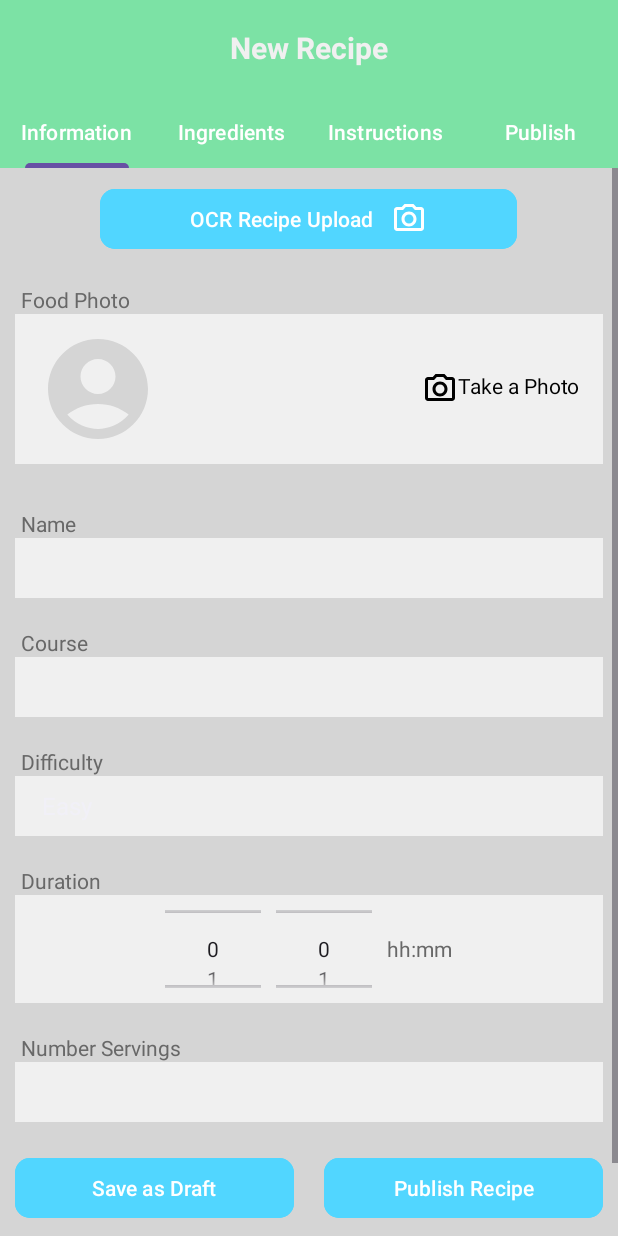
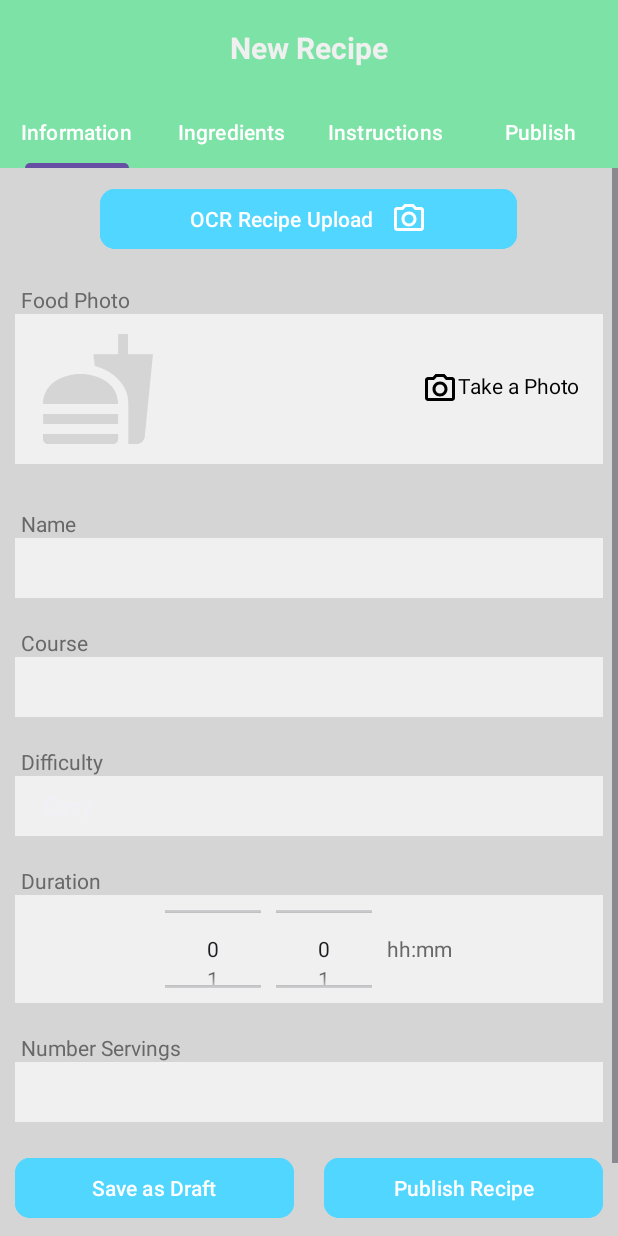
Before and after one commit to MichaelKwan34/COOKED, an Android app: the NewRecipeActivity screen opened directly, with no data from a screen before it, on a phone screen of 412 x 824 dp. Run offline under Robolectric (Android 15) with nearby library versions, the phone set to English and light mode, and no system bars; our stand-ins replace Firebase (no records; nobody signed in at launch, a user with empty details on screens opened directly); pictures from the network do not load.

```diff
--- a/app/src/main/AndroidManifest.xml
+++ b/app/src/main/AndroidManifest.xml
@@ -40,9 +40,7 @@
 
         <activity android:name=".NewRecipeActivity" android:exported="false"/>
         <activity android:name=".AddIngredientActivity" android:exported="false"/>
-
-        <activity android:name=".NewRecipeActivity" android:exported="false"/>
-        <activity android:name=".AddIngredientActivity" android:exported="false"/>
+        <activity android:name=".AddInstructionActivity" android:exported="false"/>
 
     </application>
 
--- a/app/src/main/java/com/group34/cooked/AddIngredientActivity.kt
+++ b/app/src/main/java/com/group34/cooked/AddIngredientActivity.kt
@@ -12,6 +12,7 @@ import androidx.appcompat.app.AppCompatActivity
 import com.group34.cooked.models.Ingredient
 import com.group34.cooked.models.Measurement
 import com.group34.cooked.models.MeasurementUnit
+import com.group34.cooked.models.MeasurementUnit.Companion.getFullName
 
 class AddIngredientActivity : AppCompatActivity(R.layout.activity_add_ingredient)  {
 
@@ -36,7 +37,7 @@ class AddIngredientActivity : AppCompatActivity(R.layout.activity_add_ingredient
             val name = etName.text.toString().trim()
             val quantity = etQuantity.text.toString().toDoubleOrNull() ?: 0.0
 
-            val measurementUnit = MeasurementUnit.entries.find { it.fullName == selectUnit }?: MeasurementUnit.WHOLE
+            val measurementUnit = MeasurementUnit.entries.find { getFullName(it) == selectUnit }?: MeasurementUnit.WHOLE
             val measureName = measurementUnit.label
             val measureUnit = measurementUnit.unit
             val unit = Measurement(measureName, measureUnit)
@@ -71,7 +72,7 @@ class AddIngredientActivity : AppCompatActivity(R.layout.activity_add_ingredient
     }
 
     private fun initMeasurementSpinner() {
-        val measurementUnits = MeasurementUnit.entries.map { it.fullName }.toTypedArray()
+        val measurementUnits = MeasurementUnit.entries.map { getFullName(it) }.toTypedArray()
 
         // Create an ArrayAdapter using the measurement array and a default spinner layout
         applicationContext?.let {
--- a/app/src/main/java/com/group34/cooked/fragments/NewRecipeInformationFragment.kt
+++ b/app/src/main/java/com/group34/cooked/fragments/NewRecipeInformationFragment.kt
@@ -47,8 +47,6 @@ class NewRecipeInformationFragment : Fragment(R.layout.fragment_new_recipe_infor
     private lateinit var etServings: EditText
     private lateinit var btnDraft: Button
     private lateinit var btnPublish: Button
-
-    private var selectDifficulty = RecipeDifficulty.EASY.id
 
     private lateinit var newRecipeViewModel: NewRecipeViewModel
 
@@ -137,12 +135,14 @@ class NewRecipeInformationFragment : Fragment(R.layout.fragment_new_recipe_infor
     }
 
     private fun initDifficultySpinner() {
+        val difficulties = RecipeDifficulty.entries.map { it.value }.toTypedArray()
+
         // Create an ArrayAdapter using the difficulty array and a default spinner layout
         activity?.applicationContext?.let {
-            ArrayAdapter.createFromResource(
+            ArrayAdapter(
                 it,
-                R.array.difficulty_array,
-                android.R.layout.simple_spinner_item
+                android.R.layout.simple_spinner_item,
+                difficulties
             ).also { adapter ->
                 // Specify the layout to use when the list of choices appears
                 adapter.setDropDownViewResource(android.R.layout.simple_spinner_dropdown_item)
@@ -151,13 +151,11 @@ class NewRecipeInformationFragment : Fragment(R.layout.fragment_new_recipe_infor
                 // Handle spinner item selection
                 spDifficulty.onItemSelectedListener = object : AdapterView.OnItemSelectedListener {
                     override fun onItemSelected(parent: AdapterView<*>?, view: View?, position: Int, id: Long) {
-                        selectDifficulty = position
-                        newRecipeViewModel.setDifficulty(RecipeDifficulty.findById(selectDifficulty).value)
+                        val difficulty = RecipeDifficulty.findById(position).value;
+                        newRecipeViewModel.setDifficulty(difficulty)
                     }
 
-                    override fun onNothingSelected(parent: AdapterView<*>?) {
-                        TODO("Not yet implemented")
-                    }
+                    override fun onNothingSelected(parent: AdapterView<*>?) {}
                 }
             }
         }
@@ -195,7 +193,7 @@ class NewRecipeInformationFragment : Fragment(R.layout.fragment_new_recipe_infor
 
     // Validates the input fields
     // Returns true if valid. Otherwise false
-    private fun validateInput(): Boolean {
+    private fun areInputsValid(): Boolean {
         // Check edit text fields for empty values
         val etValues = listOf(
             etName,
@@ -228,7 +226,8 @@ class NewRecipeInformationFragment : Fragment(R.layout.fragment_new_recipe_infor
 
     // Save the recipe with the given status
     private fun save(status: RecipeCreationStatus) {
-        if (!validateInput()) {
+        if (status == RecipeCreationStatus.PUBLISHED && !areInputsValid()) {
+            Toast.makeText(context, "Please fill in all the fields", Toast.LENGTH_SHORT).show()
             return
         }
         newRecipeViewModel.setStatus(status.value)
@@ -246,6 +245,7 @@ class NewRecipeInformationFragment : Fragment(R.layout.fragment_new_recipe_infor
         (activity as? NewRecipeActivity)?.finish()
     }
 
+    // TODO: Uploads every image taken. Some only upload when saved
     // Uploads an image to Firebase Storage
     private fun uploadImage(bitmap: Bitmap) {
         val baos = ByteArrayOutputStream()
--- a/app/src/main/java/com/group34/cooked/fragments/NewRecipeIngredientsFragment.kt
+++ b/app/src/main/java/com/group34/cooked/fragments/NewRecipeIngredientsFragment.kt
@@ -64,5 +64,6 @@ class NewRecipeIngredientsFragment : Fragment(R.layout.fragment_new_recipe_ingre
     override fun onDestroyView() {
         super.onDestroyView()
         _binding = null
+        addIngredientLauncher.unregister()
     }
 }
--- a/app/src/main/java/com/group34/cooked/models/Recipe.kt
+++ b/app/src/main/java/com/group34/cooked/models/Recipe.kt
@@ -2,14 +2,14 @@ package com.group34.cooked.models
 
 data class Recipe(
     var id : String = "",
-    var creatorId: String? = null,
-    var photo: String? = null,                      // URI
+    var creatorId: String = "",
+    var photo: String = "", // URI
     var name: String = "",
     var course: String = "",
-    var difficulty: String = "",                         // Easy, Medium, Hard
-    var duration: Int = -1,                          // In minutes
+    var difficulty: String = "", // Easy, Medium, Hard
+    var duration: Int = -1, // In minutes
     var servings: Int = -1,
-    var status: String = "",                             // Draft, Published
+    var status: String = "", // Draft, Published
     var averageStars: Double = 0.0, // 0 - 5
     var ingredients: MutableList<Ingredient> = mutableListOf(),
     var instructions: MutableList<Instruction> = mutableListOf(),
--- a/app/src/main/java/com/group34/cooked/models/RecipeDifficulty.kt
+++ b/app/src/main/java/com/group34/cooked/models/RecipeDifficulty.kt
@@ -7,6 +7,9 @@ enum class RecipeDifficulty(val id: Int, val value: String) {
 
     companion object {
         fun findById(id: Int): RecipeDifficulty {
+            if (id < 0 || id >= entries.size) {
+                throw IllegalArgumentException("Invalid id")
+            }
             return entries.first { it.id == id }
         }
     }
--- /dev/null
+++ b/app/src/main/res/drawable/baseline_fastfood_24.xml
@@ -0,0 +1,5 @@
+<vector xmlns:android="http://schemas.android.com/apk/res/android" android:height="24dp" android:tint="#D5D5D5" android:viewportHeight="24" android:viewportWidth="24" android:width="24dp">
+
+    <path android:fillColor="@android:color/white" android:pathData="M18.06,22.99h1.66c0.84,0 1.53,-0.64 1.63,-1.46L23,5.05h-5L18,1h-1.97v4.05h-4.97l0.3,2.34c1.71,0.47 3.31,1.32 4.27,2.26 1.44,1.42 2.43,2.89 2.43,5.29v8.05zM1,21.99L1,21h15.03v0.99c0,0.55 -0.45,1 -1.01,1L2.01,22.99c-0.56,0 -1.01,-0.45 -1.01,-1zM16.03,14.99c0,-8 -15.03,-8 -15.03,0h15.03zM1.02,17h15v2h-15z"/>
+
+</vector>
--- a/app/src/main/res/layout/activity_add_ingredient.xml
+++ b/app/src/main/res/layout/activity_add_ingredient.xml
@@ -33,7 +33,7 @@
         android:id="@+id/add_ingredient_quantity"
         android:layout_width="match_parent"
         android:layout_height="wrap_content"
-        android:inputType="number"
+        android:inputType="numberDecimal"
         android:layout_marginBottom="10dp"
         android:background="@color/background" />
 
--- a/app/src/main/res/layout/fragment_browse.xml
+++ b/app/src/main/res/layout/fragment_browse.xml
@@ -23,7 +23,7 @@
             />
 
         <Button
-            android:id="@+id/plusButton"
+            android:id="@+id/btn_add_recipe"
             android:layout_width="wrap_content"
             android:layout_height="wrap_content"
             android:layout_alignParentEnd="true"
--- a/app/src/main/res/layout/fragment_new_recipe_information.xml
+++ b/app/src/main/res/layout/fragment_new_recipe_information.xml
@@ -52,7 +52,7 @@
                     android:layout_width="80dp"
                     android:layout_height="80dp"
                     android:contentDescription="profile image"
-                    android:src="@drawable/account_circle_24" />
+                    android:src="@drawable/baseline_fastfood_24" />
 
                 <View
                     android:layout_width="0dp"
```
Also changed, not shown: app/src/main/java/com/group34/cooked/AddInstructionActivity.kt (added, +35 -0 lines), app/src/main/java/com/group34/cooked/ListAdapter.kt (+13 -8 lines), app/src/main/java/com/group34/cooked/NewRecipeActivity.kt (+6 -2 lines), app/src/main/java/com/group34/cooked/NewRecipeViewModel.kt (+22 -4 lines), app/src/main/java/com/group34/cooked/fragments/BrowseFragment.kt (+7 -0 lines), app/src/main/java/com/group34/cooked/fragments/NewRecipeInstructionsFragment.kt (+24 -3 lines), app/src/main/java/com/group34/cooked/models/Instruction.kt (+6 -2 lines), app/src/main/java/com/group34/cooked/models/MeasurementUnit.kt (+16 -9 lines), app/src/main/res/layout/instruction_list_item.xml (+21 -9 lines), app/src/main/res/layout/activity_add_instruction.xml (renamed from app/src/main/res/layout/fragment_add_instruction.xml).
